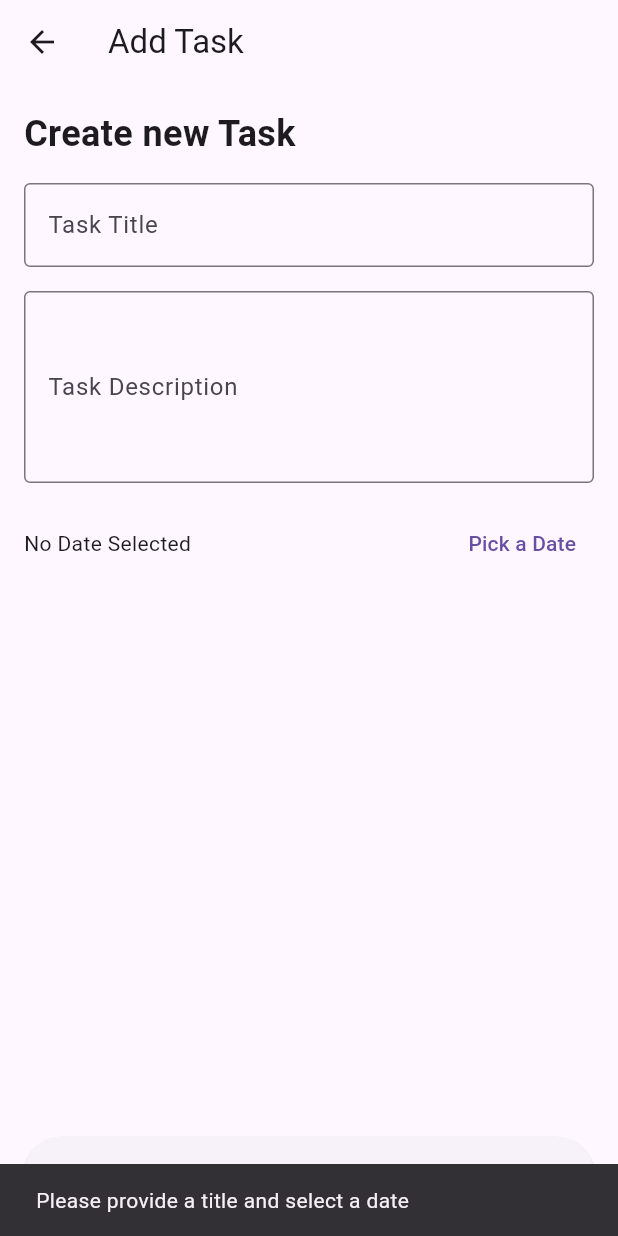
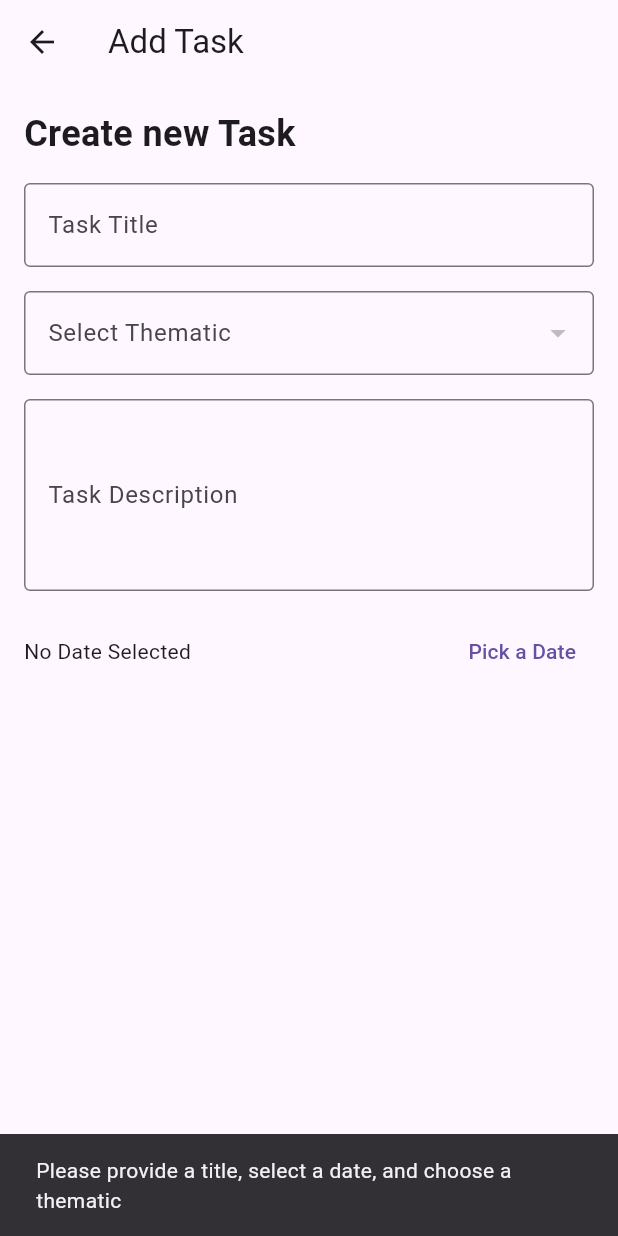
Before and after one commit to EFREI-M2-Dev/Projet-Web-FML, a Flutter app: the AddTaskScreen screen opened by its route, after a tap on "Save Task", on a phone screen of 412 x 824 dp. Run offline on Flutter 3.47's test engine with Material 3 defaults, Android fonts, the light colour scheme and no system bars; our stand-ins replace cloud_firestore, firebase_auth, firebase_core, firebase_storage, image_picker; accounts and stored records are empty.

Commit message:
feat(mobile-thematics): add thematic prop

```diff
--- a/mobile/lib/presentation/screens/add-task/add_task_screen.dart
+++ b/mobile/lib/presentation/screens/add-task/add_task_screen.dart
@@ -18,6 +18,7 @@ class AddTaskScreen extends StatelessWidget {
         if (isEdit) {
           viewModel.loadTask(taskId!);
         }
+        viewModel.fetchThematics();
         return viewModel;
       },
       child: Scaffold(
@@ -44,6 +45,43 @@ class AddTaskScreen extends StatelessWidget {
                     controller: viewModel.titleController,
                     decoration: InputDecoration(
                       labelText: 'Task Title',
+                      border: OutlineInputBorder(),
+                    ),
+                  ),
+                  SizedBox(height: 16.0),
+                  // Sélection de la thématique
+                  DropdownButtonFormField<String>(
+                    value: viewModel.selectedThematic,
+                    items: viewModel.thematics
+                        .map(
+                          (thematic) => DropdownMenuItem<String>(
+                            value: thematic['id'],
+                            child: Row(
+                              children: [
+                                Container(
+                                  width: 16,
+                                  height: 16,
+                                  margin: EdgeInsets.only(right: 8.0),
+                                  decoration: BoxDecoration(
+                                    color: Color(
+                                      int.parse(
+                                          '0xff${thematic['color'].substring(1)}'),
+                                    ),
+                                    shape: BoxShape.circle,
+                                  ),
+                                ),
+                                Text(thematic['label']),
+                              ],
+                            ),
+                          ),
+                        )
+                        .toList(),
+                    onChanged: (value) {
+                      viewModel.selectedThematic = value;
+                      viewModel.notifyListeners();
+                    },
+                    decoration: InputDecoration(
+                      labelText: 'Select Thematic',
                       border: OutlineInputBorder(),
                     ),
                   ),
--- a/mobile/lib/presentation/view_models/add_task_view_model.dart
+++ b/mobile/lib/presentation/view_models/add_task_view_model.dart
@@ -6,8 +6,23 @@ class AddTaskViewModel with ChangeNotifier {
   final titleController = TextEditingController();
   final descriptionController = TextEditingController();
   DateTime? selectedDate;
+  String? selectedThematic;
+  List<Map<String, dynamic>> thematics = [];
 
   bool isLoading = false;
+
+  Future<void> fetchThematics() async {
+    try {
+      final querySnapshot =
+          await FirebaseFirestore.instance.collection('thematics').get();
+      thematics = querySnapshot.docs
+          .map((doc) => {'id': doc.id, ...doc.data() as Map<String, dynamic>})
+          .toList();
+      notifyListeners();
+    } catch (e) {
+      throw 'Failed to load thematics: $e';
+    }
+  }
 
   Future<void> loadTask(String taskId) async {
     isLoading = true;
@@ -24,6 +39,7 @@ class AddTaskViewModel with ChangeNotifier {
         titleController.text = data['title'] ?? '';
         descriptionController.text = data['description'] ?? '';
         selectedDate = (data['atDate'] as Timestamp?)?.toDate();
+        selectedThematic = data['thematic'];
         notifyListeners();
       } else {
         throw 'Task not found';
@@ -37,8 +53,10 @@ class AddTaskViewModel with ChangeNotifier {
   }
 
   Future<void> saveTask(String? taskId) async {
-    if (titleController.text.isEmpty || selectedDate == null) {
-      throw 'Please provide a title and select a date';
+    if (titleController.text.isEmpty ||
+        selectedDate == null ||
+        selectedThematic == null) {
+      throw 'Please provide a title, select a date, and choose a thematic';
     }
 
     final title = titleController.text;
@@ -52,23 +70,22 @@ class AddTaskViewModel with ChangeNotifier {
         throw 'No user is logged in';
       }
 
+      final taskData = {
+        'title': title,
+        'description': description,
+        'atDate': Timestamp.fromDate(date!),
+        'userUID': userUID,
+        'done': false,
+        'thematic': selectedThematic,
+      };
+
       if (taskId == null) {
-        await FirebaseFirestore.instance.collection('tasks').add({
-          'title': title,
-          'description': description,
-          'atDate': Timestamp.fromDate(date!),
-          'userUID': userUID,
-          'done': false,
-        });
+        await FirebaseFirestore.instance.collection('tasks').add(taskData);
       } else {
         await FirebaseFirestore.instance
             .collection('tasks')
             .doc(taskId)
-            .update({
-          'title': title,
-          'description': description,
-          'atDate': Timestamp.fromDate(date!),
-        });
+            .update(taskData);
       }
     } catch (e) {
       throw 'Failed to save task: $e';
```
